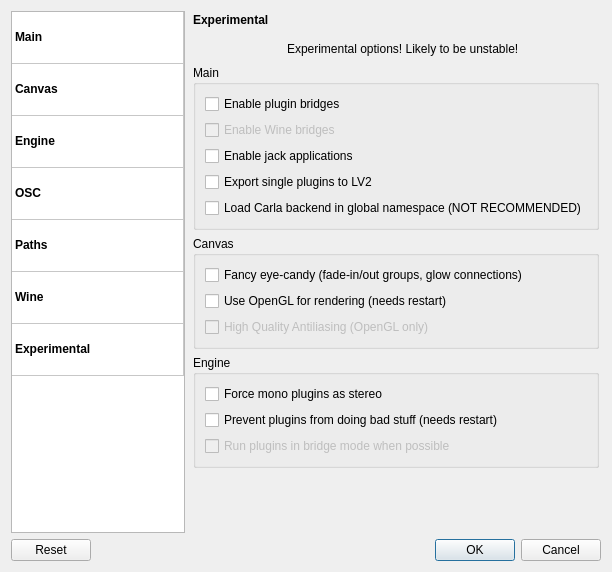
Old version of the form resources/ui/carla_settings.ui in the repository falkTX/Carla.
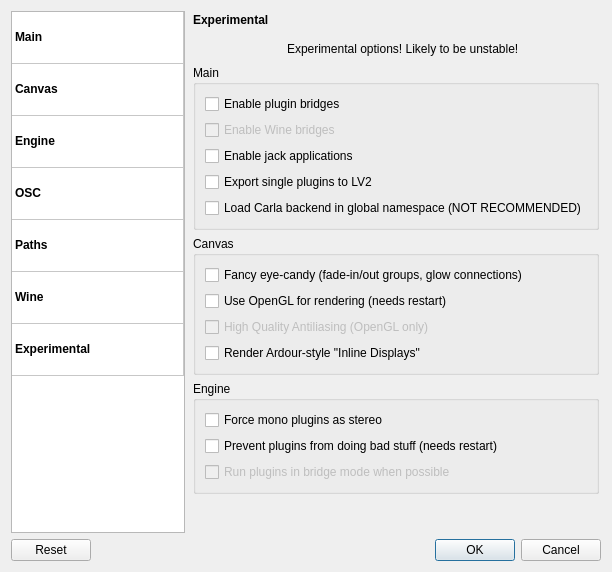
New version of the form. The open tabs and pages were chosen to show the change. Icons and pictures are not drawn.

Commit message: Add experimental setting for inline displays, disabled by default

What changed in the file:
```diff
--- a/resources/ui/carla_settings.ui
+++ b/resources/ui/carla_settings.ui
@@ -2460,6 +2460,13 @@
               </property>
              </widget>
             </item>
+            <item>
+             <widget class="QCheckBox" name="cb_canvas_inline_displays">
+              <property name="text">
+               <string>Render Ardour-style &quot;Inline Displays&quot;</string>
+              </property>
+             </widget>
+            </item>
            </layout>
           </widget>
          </item>
```
The commit also changes 6 other files.
